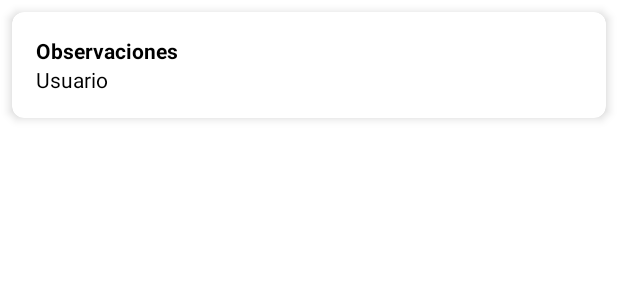
After one commit to management-es/Dark-Box, an Android app built with Jetpack Compose: the layout item_gestion.xml on its own in the app's theme, with its tools: preview values and no code run, on a phone screen of 412 x 824 dp. The commit adds this screen. Shown: the top 300 px of the screen. Run offline under Robolectric (Android 15) with nearby library versions, the phone set to English and light mode, and no system bars.

Commit message:
funcionalidad historial de resp. media

```diff
--- a/app/build.gradle.kts
+++ b/app/build.gradle.kts
@@ -72,6 +72,8 @@ dependencies {
     debugImplementation(libs.androidx.ui.test.manifest)
     implementation("com.airbnb.android:lottie:6.5.2")
     implementation ("androidx.constraintlayout:constraintlayout:2.1.4")
+    implementation ("androidx.cardview:cardview:1.0.0")
+    implementation ("androidx.recyclerview:recyclerview:1.2.0")
     // Firebase dependencies
     implementation(platform("com.google.firebase:firebase-bom:32.0.0"))
     implementation("com.google.firebase:firebase-messaging")
--- a/app/src/main/AndroidManifest.xml
+++ b/app/src/main/AndroidManifest.xml
@@ -172,6 +172,12 @@
             android:label="Responder Solicitud Baja"
             android:theme="@style/Theme.DarkBox" />
 
+        <activity
+            android:name=".HistorialMediaAltaActivity"
+            android:exported="true"
+            android:label="Historial Solicitud Media Alta"
+            android:theme="@style/Theme.DarkBox" />
+
         <service
             android:name=".MyFirebaseMessagingService"
             android:exported="false">
--- a/app/src/main/res/layout/activity_responder_media.xml
+++ b/app/src/main/res/layout/activity_responder_media.xml
@@ -52,6 +52,12 @@
         android:backgroundTint="@android:color/holo_blue_dark"
         android:textColor="@android:color/white" />
 
+    <Button
+        android:id="@+id/button_historial"
+        android:layout_width="wrap_content"
+        android:layout_height="wrap_content"
+        android:text="Ver Historial"
+        android:layout_marginTop="16dp"/>
 
 
 </LinearLayout>
--- /dev/null
+++ b/app/src/main/res/layout/item_gestion.xml
@@ -0,0 +1,30 @@
+<?xml version="1.0" encoding="utf-8"?>
+
+<androidx.cardview.widget.CardView xmlns:android="http://schemas.android.com/apk/res/android"
+    xmlns:app="http://schemas.android.com/apk/res-auto"
+    android:layout_width="match_parent"
+    android:layout_height="wrap_content"
+    android:layout_margin="8dp"
+    app:cardElevation="4dp"
+    app:cardCornerRadius="8dp">
+
+    <LinearLayout
+        android:layout_width="match_parent"
+        android:layout_height="wrap_content"
+        android:orientation="vertical"
+        android:padding="16dp">
+
+        <TextView
+            android:id="@+id/gestion_observaciones"
+            android:layout_width="match_parent"
+            android:layout_height="wrap_content"
+            android:textStyle="bold"
+            android:text="Observaciones" />
+
+        <TextView
+            android:id="@+id/gestion_usuario"
+            android:layout_width="match_parent"
+            android:layout_height="wrap_content"
+            android:text="Usuario" />
+    </LinearLayout>
+</androidx.cardview.widget.CardView>
```
Also changed, not shown: app/src/main/java/com/darkbox/GestionAdapter.kt (added, +34 -0 lines), app/src/main/java/com/darkbox/HistorialMediaAltaActivity.kt (added, +80 -0 lines), app/src/main/java/com/darkbox/ResponderMediaActivity.kt (+18 -0 lines), app/src/main/res/layout/activity_historial_media_alta.xml (added, +21 -0 lines).
